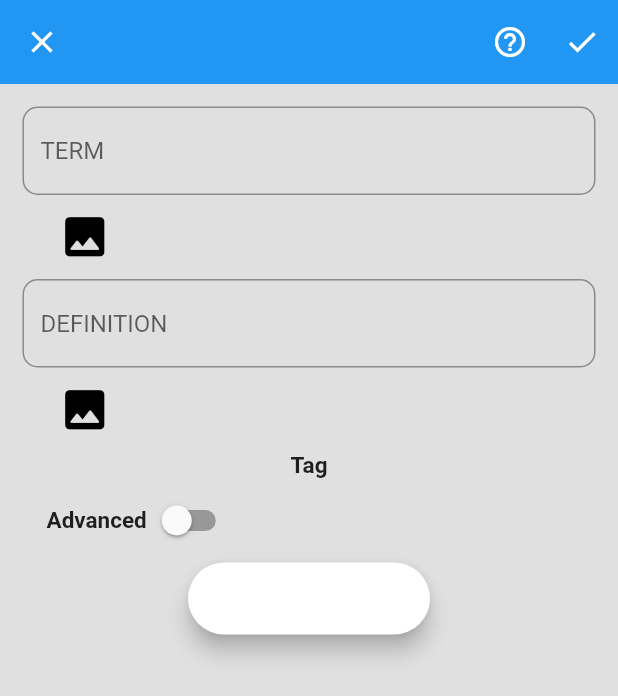
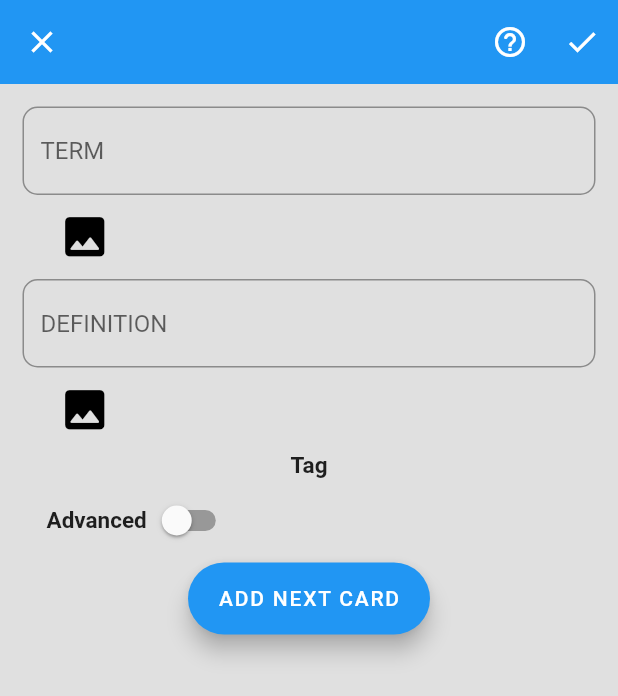
Before and after one commit to chowdhuryrahulc/FlashCards-App, a Flutter app: the write screen opened directly, on a phone screen of 412 x 824 dp. Shown: the top 696 px of the screen. Run offline on Flutter 3.47's test engine with Material 2 defaults, Android fonts, the phone set to English and light mode, and no system bars; our stand-ins replace firebase_auth, firebase_core, flutter_tts, google_sign_in, share, sqflite and 1 more; missing offline and left inert: app_settings; accounts and stored records are empty.

Commit message:
Theming Done

```diff
--- a/flashcards/lib/main.dart
+++ b/flashcards/lib/main.dart
@@ -42,47 +42,73 @@ class _MyAppState extends State<MyApp> {
         primary: Colors.black,
         secondary: Colors.white,
         primaryVariant: Colors.green,
-          secondaryVariant: Colors.blue),
+        secondaryVariant: Colors.white,
+      ),
       textTheme: Theme.of(context).textTheme.copyWith(
             bodyText1: Theme.of(context)
                 .textTheme
                 .bodyText1!
                 .apply(color: Colors.black),
           ),
+      drawerTheme:
+          Theme.of(context).drawerTheme.copyWith(backgroundColor: Colors.white),
       primaryColor: Colors.amber,
+      dividerColor: Colors.black,
+      textSelectionTheme: Theme.of(context)
+          .textSelectionTheme
+          .copyWith(selectionColor: Colors.black),
+      dialogBackgroundColor: Colors.black,
+      bottomSheetTheme: Theme.of(context)
+          .bottomSheetTheme
+          .copyWith(backgroundColor: Colors.white),
+      floatingActionButtonTheme: Theme.of(context)
+          .floatingActionButtonTheme
+          .copyWith(backgroundColor: Colors.blue),
       popupMenuTheme: Theme.of(context).popupMenuTheme.copyWith(
           color: Colors.white, textStyle: TextStyle(color: Colors.black)),
       iconTheme: Theme.of(context).iconTheme.copyWith(color: Colors.black));
 
   ThemeData darkThemeData() => ThemeData(
       // FAB from Red to Blue
+      // dividerColor
       appBarTheme: Theme.of(context)
           .appBarTheme
           .copyWith(backgroundColor: Colors.grey[900]),
       scaffoldBackgroundColor: Colors.black,
       backgroundColor: Colors.black,
       iconTheme: Theme.of(context).iconTheme.copyWith(color: Colors.white),
-        // drawerTheme: DrawerTheme.of(context).copyWith(
-
-        // ),
+      bottomSheetTheme: Theme.of(context)
+          .bottomSheetTheme
+          .copyWith(backgroundColor: Colors.black),
+      floatingActionButtonTheme: Theme.of(context)
+          .floatingActionButtonTheme
+          .copyWith(backgroundColor: Colors.blue),
+      drawerTheme:
+          Theme.of(context).drawerTheme.copyWith(backgroundColor: Colors.black),
       //! colorSceme.copywith. try different combos.
-        primaryColor: Colors.amber,
+      primaryColor: Colors.amber, // Drawer header
       colorScheme: ColorScheme.fromSwatch().copyWith(
         primary: Colors.white, // for ListView headline and subtitle
         secondary: Colors.grey[900], // for Container in ListView
         primaryVariant: Colors.blueGrey[700], // BasicReview container color
         secondaryVariant: Colors.blueGrey[300], // BasicReview container color
       ),
+      textSelectionTheme: Theme.of(context)
+          .textSelectionTheme
+          .copyWith(selectionColor: Colors.blue), // for toggleDarkThemeButtom
+      dividerColor: Colors.white,
       popupMenuTheme: Theme.of(context).popupMenuTheme.copyWith(
           color: Colors.black, textStyle: TextStyle(color: Colors.white)),
       //! THIS IS TEXTTHEME. NOT COLOR
       // NOT USED
       textTheme: Theme.of(context).textTheme.copyWith(
-            headline1: Theme.of(context).textTheme.headline1!.apply(
-                  color: Colors.white,
+          bodyText1: Theme.of(context)
+              .textTheme
+              .bodyText1!
+              .apply(color: Colors.white, fontSizeFactor: 10
                   // fontSizeDelta:
                   )),
-      );
+      dialogBackgroundColor: Colors.black);
 }
 
 class darktheme extends ChangeNotifier {
```
Also changed, not shown: flashcards/lib/views/BasicReview.dart (added, +390 -0 lines). Lines whose indentation alone changed are shown as unchanged.
